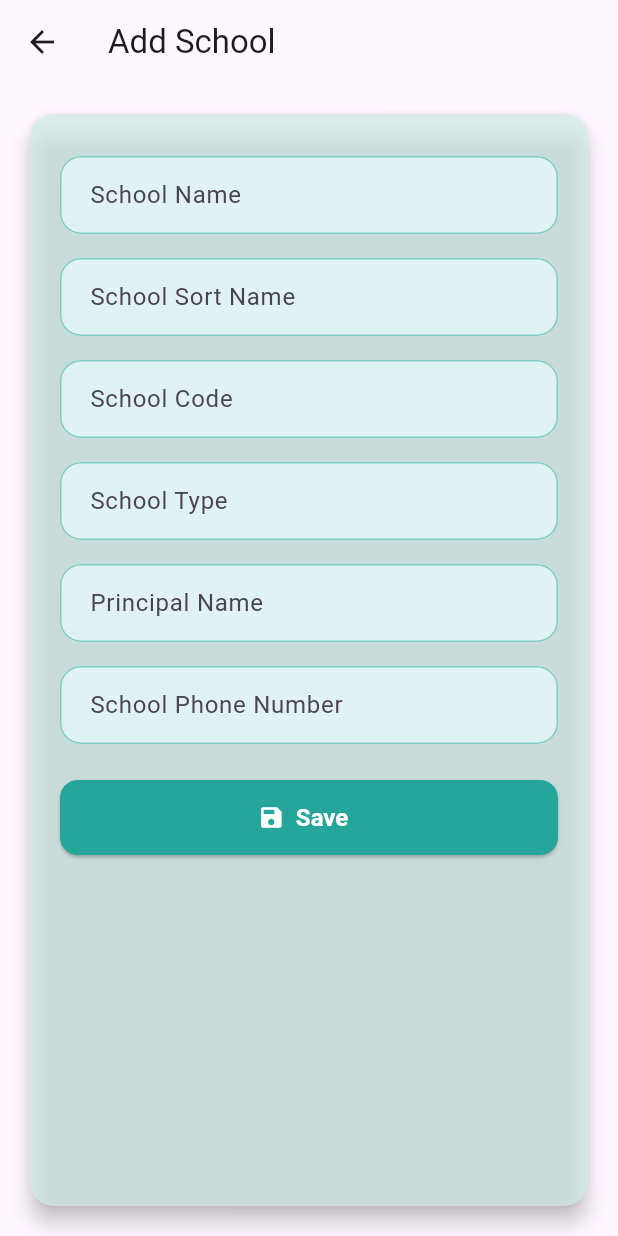
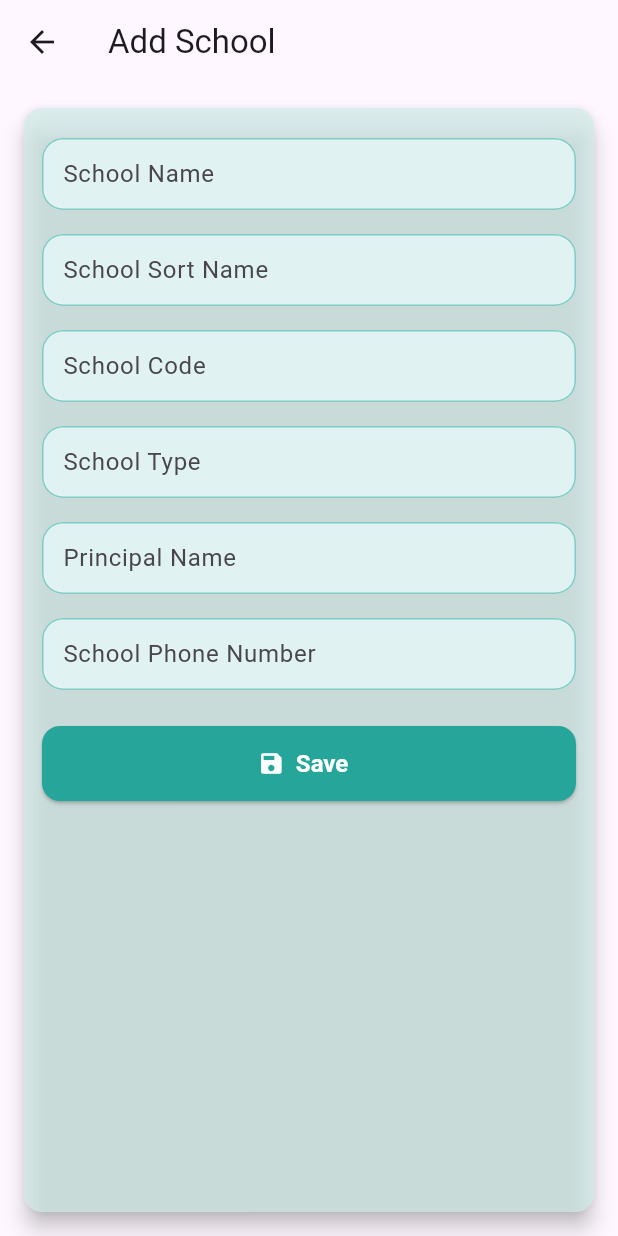
Before and after one commit to rajeshscomoph/myproject, a Flutter app: the HomePage screen opened directly, after a tap on "School Screening Program", after a tap on "Add School", on a phone screen of 412 x 824 dp. Run offline on Flutter 3.47's test engine with Material 3 defaults, Android fonts, the phone set to English and light mode, and no system bars; our stand-ins replace drift; accounts and stored records are empty; generated files the repository leaves out were written again.

Commit message:
commit everything for push

```diff
--- a/lib/pages/add_school_screen.dart
+++ b/lib/pages/add_school_screen.dart
@@ -59,14 +59,14 @@ class _AddSchoolScreenState extends State<AddSchoolScreen> {
       fillColor: const Color(0xFFE0F2F1),
       border: OutlineInputBorder(borderRadius: BorderRadius.circular(14)),
       focusedBorder: OutlineInputBorder(
-        borderRadius: BorderRadius.circular(14),
+        borderRadius: BorderRadius.circular(10),
         borderSide: const BorderSide(color: Color(0xFF26A69A), width: 2),
       ),
       enabledBorder: OutlineInputBorder(
         borderRadius: BorderRadius.circular(14),
         borderSide: const BorderSide(color: Color(0xFF80CBC4), width: 1),
       ),
-      contentPadding: const EdgeInsets.symmetric(horizontal: 16, vertical: 14),
+      contentPadding: const EdgeInsets.symmetric(horizontal: 10, vertical: 10),
     );
   }
 
@@ -78,15 +78,15 @@ class _AddSchoolScreenState extends State<AddSchoolScreen> {
     return Scaffold(
       appBar: AppBar(title: const Text('Add School')),
       body: Padding(
-        padding: const EdgeInsets.all(16),
+        padding: const EdgeInsets.all(12),
         child: Card(
           color: cardColor,
           shape: RoundedRectangleBorder(
-            borderRadius: BorderRadius.circular(16),
+            borderRadius: BorderRadius.circular(12),
           ),
           elevation: 6,
           child: Padding(
-            padding: const EdgeInsets.all(20),
+            padding: const EdgeInsets.all(12),
             child: Form(
               key: _formKey,
               child: ListView(
--- a/lib/pages/main_pages/common_pages/home_page.dart
+++ b/lib/pages/main_pages/common_pages/home_page.dart
@@ -14,10 +14,17 @@ class HomePage extends StatelessWidget {
 
   @override
   Widget build(BuildContext context) {
+    // Define colors
+    const primaryColor = Color(0xFF26A69A);
+    const accentColor = Color(0xFF00796B);
+    const backgroundColor = Color(0xFFE0F2F1);
+    const cardColor = Color(0xFFB2DFDB);
+
     return Scaffold(
+      backgroundColor: backgroundColor,
       appBar: AppBar(
         title: const Text('Home'),
-        backgroundColor: Colors.blueAccent,
+        backgroundColor: primaryColor,
         centerTitle: true,
       ),
       body: SafeArea(
@@ -45,7 +52,7 @@ class HomePage extends StatelessWidget {
                 style: TextStyle(
                   fontSize: 24,
                   fontWeight: FontWeight.bold,
-                  color: Colors.blueAccent,
+                  color: accentColor,
                 ),
               ),
             ),
@@ -60,17 +67,24 @@ class HomePage extends StatelessWidget {
 
             // School dropdown
             Card(
+              color: cardColor,
               shape: RoundedRectangleBorder(
                 borderRadius: BorderRadius.circular(12),
               ),
-              elevation: 2,
+              elevation: 3,
               margin: const EdgeInsets.symmetric(vertical: 8),
               child: ExpansionTile(
-                leading: const Icon(Icons.school, color: Colors.blueAccent),
-                title: const Text('School Screening Program'),
+                leading: const Icon(Icons.school, color: accentColor),
+                title: const Text(
+                  'School Screening Program',
+                  style: TextStyle(
+                    color: accentColor,
+                    fontWeight: FontWeight.w600,
+                  ),
+                ),
                 children: [
                   ListTile(
-                    leading: const Icon(Icons.add, color: Colors.blueAccent),
+                    leading: const Icon(Icons.add, color: primaryColor),
                     title: const Text('Add School'),
                     onTap: () {
                       Navigator.push(
@@ -83,7 +97,7 @@ class HomePage extends StatelessWidget {
                     },
                   ),
                   ListTile(
-                    leading: const Icon(Icons.list, color: Colors.blueAccent),
+                    leading: const Icon(Icons.list, color: primaryColor),
                     title: const Text('View Schools'),
                     onTap: () {
                       Navigator.push(
@@ -100,20 +114,24 @@ class HomePage extends StatelessWidget {
 
             // App Settings & Info dropdown
             Card(
+              color: cardColor,
               shape: RoundedRectangleBorder(
                 borderRadius: BorderRadius.circular(12),
               ),
-              elevation: 2,
+              elevation: 3,
               margin: const EdgeInsets.symmetric(vertical: 8),
               child: ExpansionTile(
-                leading: const Icon(Icons.settings, color: Colors.blueAccent),
-                title: const Text('App Settings & Info'),
+                leading: const Icon(Icons.settings, color: accentColor),
+                title: const Text(
+                  'App Settings & Info',
+                  style: TextStyle(
+                    color: accentColor,
+                    fontWeight: FontWeight.w600,
+                  ),
+                ),
                 children: [
                   ListTile(
-                    leading: const Icon(
-                      Icons.settings,
-                      color: Colors.blueAccent,
-                    ),
+                    leading: const Icon(Icons.settings, color: primaryColor),
                     title: const Text('Settings'),
                     onTap: () {
                       Navigator.push(
@@ -123,10 +141,7 @@ class HomePage extends StatelessWidget {
                     },
                   ),
                   ListTile(
-                    leading: const Icon(
-                      Icons.privacy_tip,
-                      color: Colors.blueAccent,
-                    ),
+                    leading: const Icon(Icons.privacy_tip, color: primaryColor),
                     title: const Text('Privacy Policy'),
                     onTap: () {
                       Navigator.push(
@@ -136,7 +151,7 @@ class HomePage extends StatelessWidget {
                     },
                   ),
                   ListTile(
-                    leading: const Icon(Icons.info, color: Colors.blueAccent),
+                    leading: const Icon(Icons.info, color: primaryColor),
                     title: const Text('About Us'),
                     onTap: () {
                       Navigator.push(
@@ -146,10 +161,7 @@ class HomePage extends StatelessWidget {
                     },
                   ),
                   ListTile(
-                    leading: const Icon(
-                      Icons.description,
-                      color: Colors.blueAccent,
-                    ),
+                    leading: const Icon(Icons.description, color: primaryColor),
                     title: const Text('Terms and Conditions'),
                     onTap: () {
                       Navigator.push(
```
